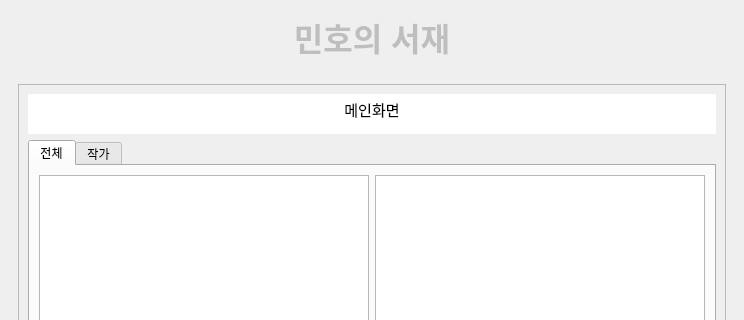
Above: webtoontest/mainwindow.ui from sia3856/webtoonproject before the change; both pictures show x 0 to 744 and y 0 to 320 of the 744 by 633 pixel window. Below: the same form after it.
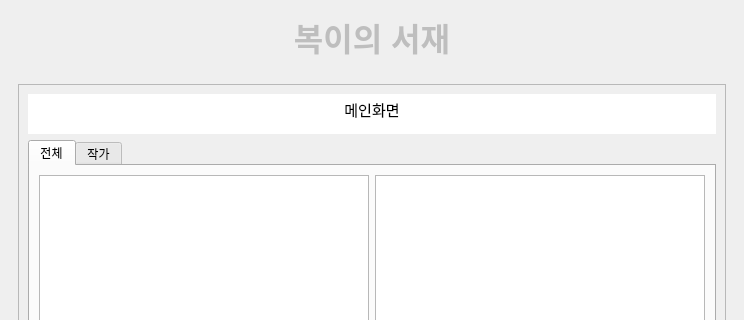
That is the form after the change.

Commit message: 10-15 밤

Diff of the .ui file:
```diff
--- a/webtoontest/mainwindow.ui
+++ b/webtoontest/mainwindow.ui
@@ -50,7 +50,7 @@
 li.unchecked::marker { content: &quot;\2610&quot;; }
 li.checked::marker { content: &quot;\2612&quot;; }
 &lt;/style&gt;&lt;/head&gt;&lt;body style=&quot; font-family:'맑은 고딕'; font-size:9pt; font-weight:400; font-style:normal;&quot;&gt;
-&lt;p align=&quot;center&quot; style=&quot; margin-top:0px; margin-bottom:0px; margin-left:0px; margin-right:0px; -qt-block-indent:0; text-indent:0px;&quot;&gt;&lt;span style=&quot; font-family:'Ubuntu Sans'; font-size:24pt; font-weight:700;&quot;&gt;민호의 서재&lt;/span&gt;&lt;/p&gt;&lt;/body&gt;&lt;/html&gt;</string>
+&lt;p align=&quot;center&quot; style=&quot; margin-top:0px; margin-bottom:0px; margin-left:0px; margin-right:0px; -qt-block-indent:0; text-indent:0px;&quot;&gt;&lt;span style=&quot; font-family:'Ubuntu Sans'; font-size:24pt; font-weight:700;&quot;&gt;복이의 서재&lt;/span&gt;&lt;/p&gt;&lt;/body&gt;&lt;/html&gt;</string>
       </property>
      </widget>
     </item>
```
The commit also changes 2 other files.
